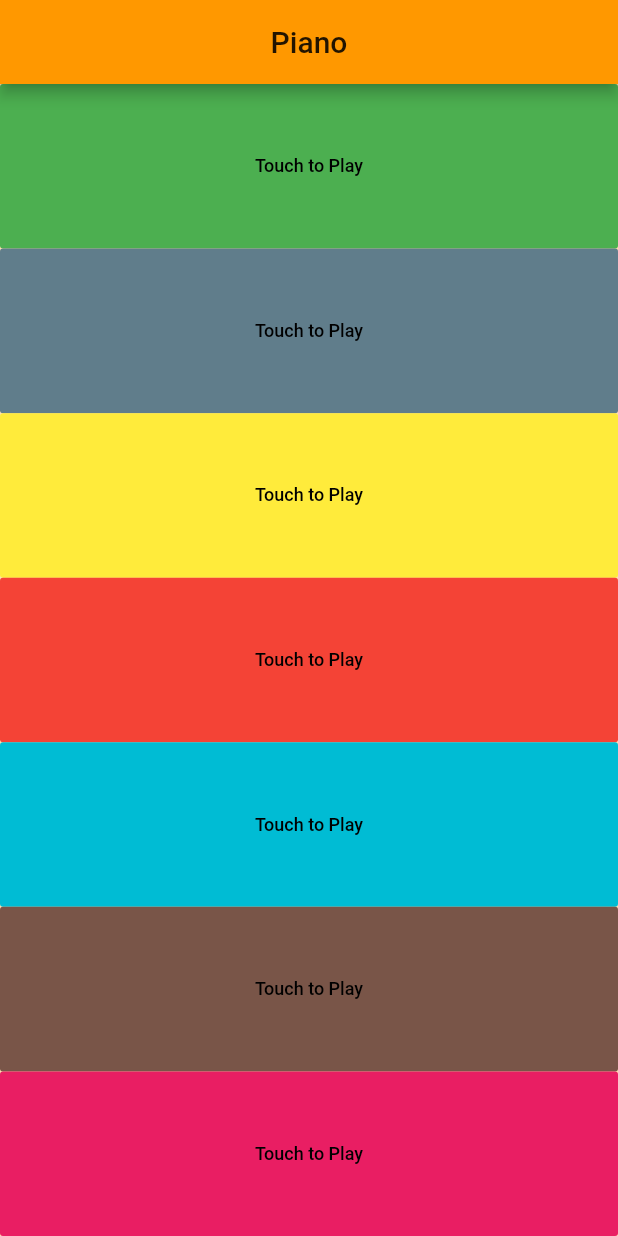
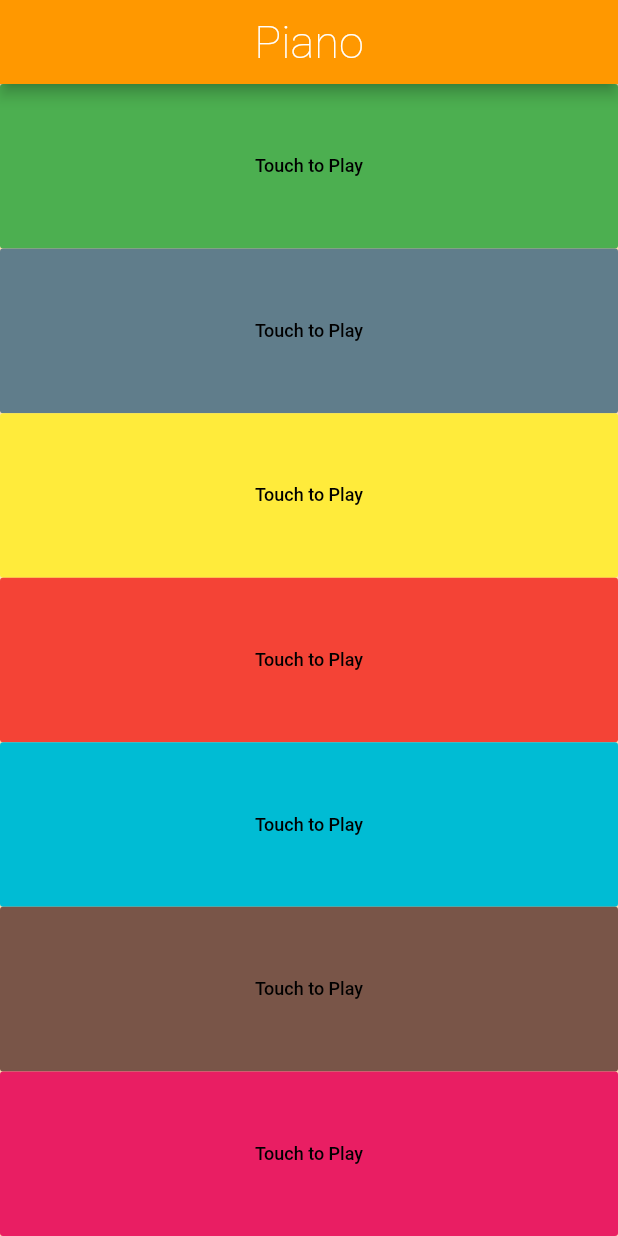
Before and after one commit to johnnylyimo/Flutter_Piano, a Flutter app: the screen it shows after launch, on a phone screen of 412 x 824 dp. Run offline on Flutter 3.47's test engine with Material 2 defaults, Android fonts, the phone set to English and light mode, and no system bars; our stand-ins replace audioplayers.

Commit message:
Updated TextStyle to headline1

```diff
--- a/lib/screens/piano_playground.dart
+++ b/lib/screens/piano_playground.dart
@@ -34,7 +34,7 @@ class PianoPlayGround extends StatelessWidget {
         title: Center(
           child: Text(
             'Piano',
-            style: Theme.of(context).textTheme.title,
+            style: Theme.of(context).textTheme.headline1,
           ),
         ),
       ),
```
